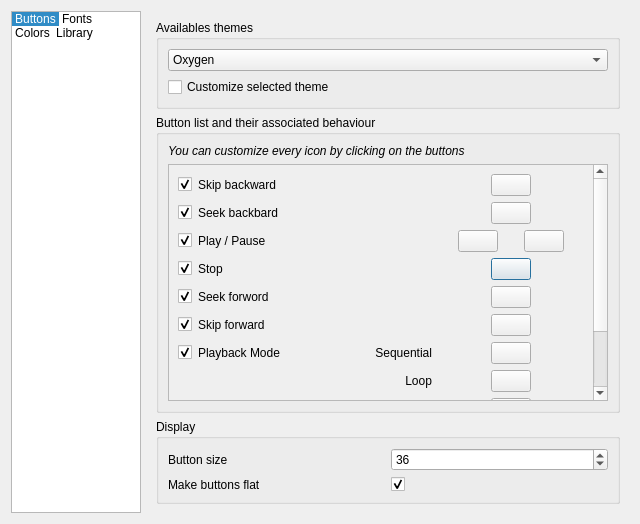
This is code/MiamPlayer/customizetheme.ui in MBach/Miam-Player as Qt 5 draws it before an edit. The edited form follows.
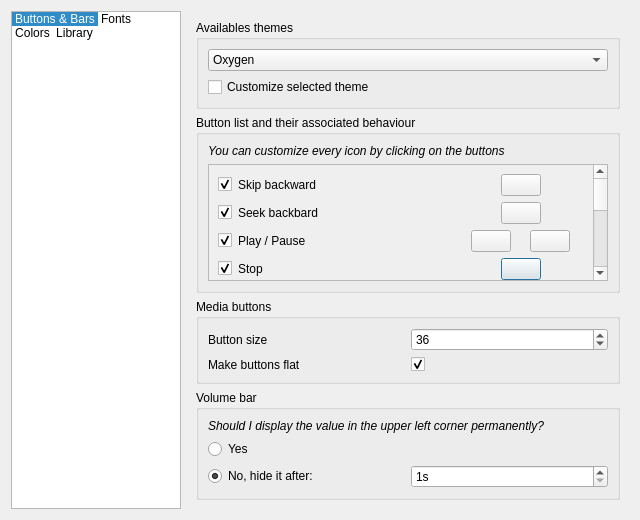
This is the edited form. Icons and pictures are not drawn. Custom widgets are drawn as their Qt base class.

Commit message: New look for Volume Slider

The edit to the form file:
```diff
--- a/code/MiamPlayer/customizetheme.ui
+++ b/code/MiamPlayer/customizetheme.ui
@@ -7,7 +7,7 @@
     <x>0</x>
     <y>0</y>
     <width>640</width>
-    <height>524</height>
+    <height>520</height>
    </rect>
   </property>
   <property name="windowTitle">
@@ -22,12 +22,24 @@
        <verstretch>0</verstretch>
       </sizepolicy>
      </property>
+     <property name="minimumSize">
+      <size>
+       <width>134</width>
+       <height>0</height>
+      </size>
+     </property>
      <property name="maximumSize">
       <size>
-       <width>130</width>
+       <width>200</width>
        <height>16777215</height>
       </size>
      </property>
+     <property name="sizeAdjustPolicy">
+      <enum>QAbstractScrollArea::AdjustToContents</enum>
+     </property>
+     <property name="editTriggers">
+      <set>QAbstractItemView::NoEditTriggers</set>
+     </property>
      <property name="iconSize">
       <size>
        <width>96</width>
@@ -37,6 +49,15 @@
      <property name="movement">
       <enum>QListView::Static</enum>
      </property>
+     <property name="flow">
+      <enum>QListView::LeftToRight</enum>
+     </property>
+     <property name="resizeMode">
+      <enum>QListView::Adjust</enum>
+     </property>
+     <property name="layoutMode">
+      <enum>QListView::SinglePass</enum>
+     </property>
      <property name="spacing">
       <number>12</number>
      </property>
@@ -48,17 +69,26 @@
      </property>
      <item>
       <property name="text">
-       <string>Buttons</string>
+       <string>Buttons &amp; Bars</string>
+      </property>
+      <property name="textAlignment">
+       <set>AlignHCenter|AlignVCenter|AlignCenter</set>
       </property>
       <property name="icon">
        <iconset>
         <normaloff>:/config/music</normaloff>:/config/music</iconset>
       </property>
+      <property name="flags">
+       <set>ItemIsSelectable|ItemIsEnabled</set>
+      </property>
      </item>
      <item>
       <property name="text">
        <string>Fonts</string>
       </property>
+      <property name="textAlignment">
+       <set>AlignHCenter|AlignVCenter|AlignCenter</set>
+      </property>
       <property name="icon">
        <iconset>
         <normaloff>:/config/fonts</normaloff>:/config/fonts</iconset>
@@ -68,6 +98,9 @@
       <property name="text">
        <string>Colors</string>
       </property>
+      <property name="textAlignment">
+       <set>AlignHCenter|AlignVCenter|AlignCenter</set>
+      </property>
       <property name="icon">
        <iconset>
         <normaloff>:/config/colors</normaloff>:/config/colors</iconset>
@@ -77,6 +110,9 @@
       <property name="text">
        <string>Library</string>
       </property>
+      <property name="textAlignment">
+       <set>AlignHCenter|AlignVCenter|AlignCenter</set>
+      </property>
       <property name="icon">
        <iconset>
         <normaloff>:/config/music-library</normaloff>:/config/music-library</iconset>
@@ -198,8 +234,8 @@
              <property name="geometry">
               <rect>
                <x>0</x>
-               <y>0</y>
-               <width>421</width>
+               <y>-406</y>
+               <width>390</width>
                <height>542</height>
               </rect>
              </property>
@@ -894,7 +930,7 @@
        <item>
         <widget class="QGroupBox" name="groupBox">
          <property name="title">
-          <string>Display</string>
+          <string>Media buttons</string>
          </property>
          <layout class="QGridLayout" name="gridLayout_5">
           <item row="0" column="1">
@@ -940,6 +976,64 @@
          </layout>
         </widget>
        </item>
+       <item>
+        <widget class="QGroupBox" name="groupBoxVolumeBar">
+         <property name="title">
+          <string>Volume bar</string>
+         </property>
+         <layout class="QVBoxLayout" name="verticalLayout_10">
+          <item>
+           <widget class="QLabel" name="displayVolumeInTopLeftCorner">
+            <property name="font">
+             <font>
+              <italic>true</italic>
+             </font>
+            </property>
+            <property name="text">
+             <string>Should I display the value in the upper left corner permanently?</string>
+            </property>
+           </widget>
+          </item>
+          <item>
+           <widget class="QRadioButton" name="radioButtonShowVolume">
+            <property name="text">
+             <string>Yes</string>
+            </property>
+           </widget>
+          </item>
+          <item>
+           <layout class="QHBoxLayout" name="horizontalLayout_6">
+            <item>
+             <widget class="QRadioButton" name="radioButtonHideVolume">
+              <property name="text">
+               <string>No, hide it after:</string>
+              </property>
+              <property name="checked">
+               <bool>true</bool>
+              </property>
+             </widget>
+            </item>
+            <item>
+             <widget class="QSpinBox" name="spinBoxHideVolumeLabel">
+              <property name="suffix">
+               <string notr="true" extracomment="Symbol for seconds">s</string>
+              </property>
+              <property name="minimum">
+               <number>1</number>
+              </property>
+              <property name="maximum">
+               <number>20</number>
+              </property>
+              <property name="value">
+               <number>1</number>
+              </property>
+             </widget>
+            </item>
+           </layout>
+          </item>
+         </layout>
+        </widget>
+       </item>
        <item>
         <spacer name="verticalSpacer">
          <property name="orientation">
```
Left out of the diff: 85 changed lines with no effect on the pictures. The commit also changes 26 other files.
